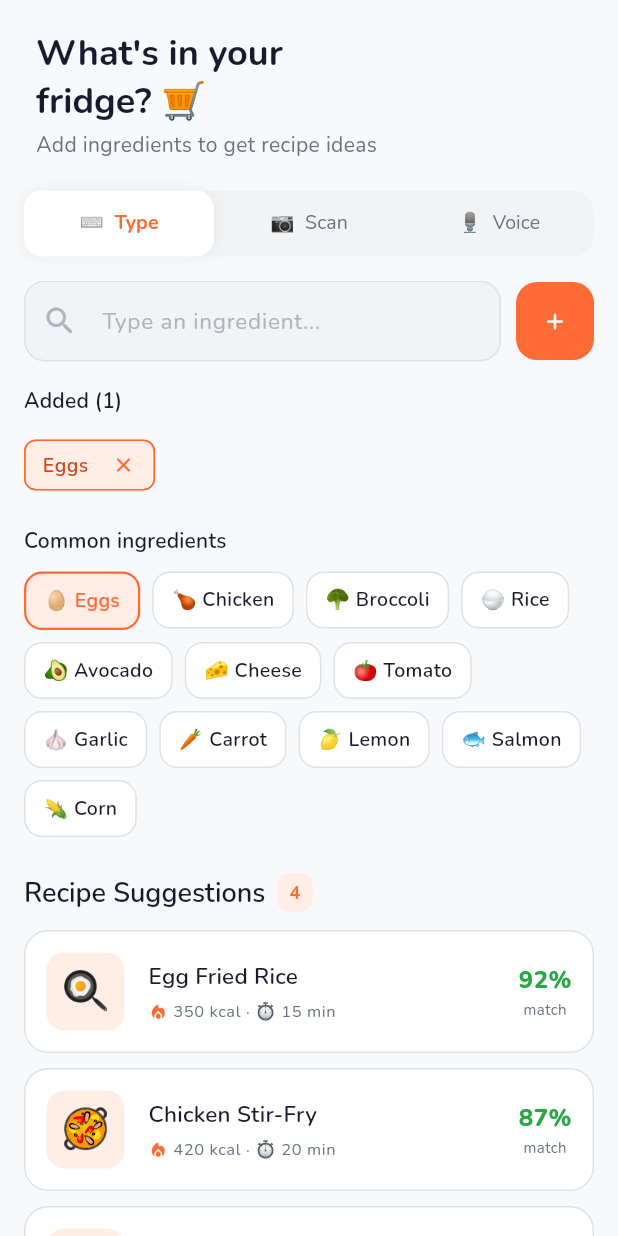
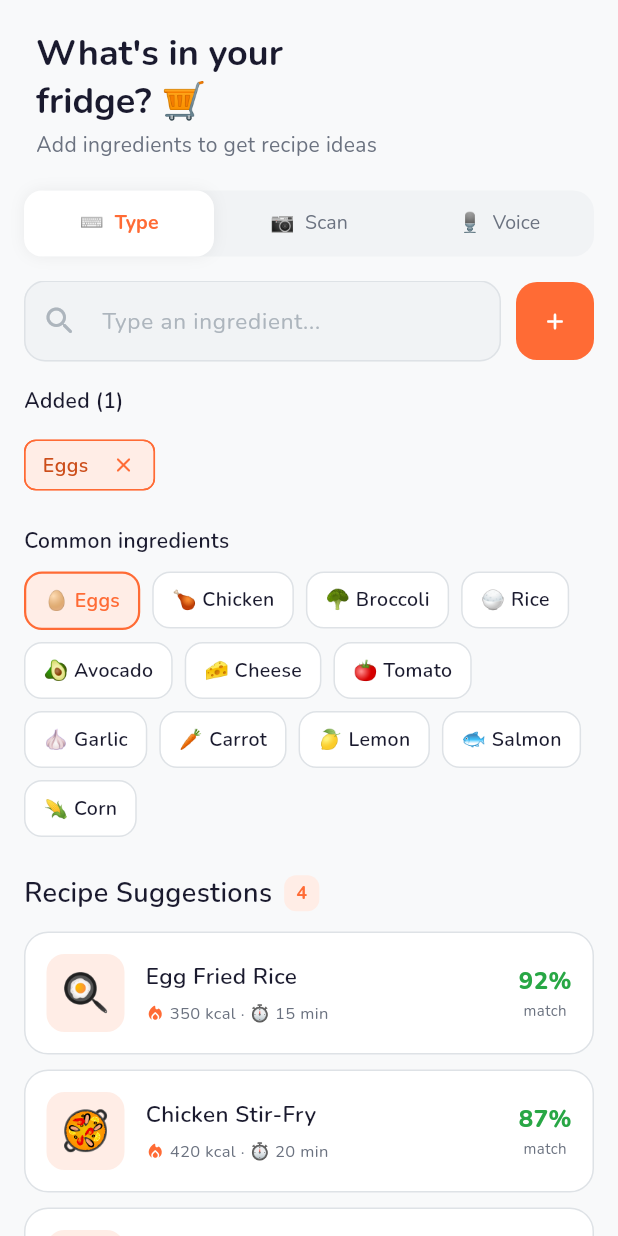
Before and after one commit to tside07/Cravvy-Cooking-App, a Flutter app: the SearchScreen screen opened directly, after a tap on "🥚 Eggs", on a phone screen of 412 x 824 dp. Run offline on Flutter 3.47's test engine with Material 3 defaults, Android fonts, the phone set to English and light mode, and no system bars; our stand-ins replace cached_network_image, equatable, flutter_svg, gap, go_router, responsive_framework and 2 more; network calls fail.

Commit message:
optimize: refactor all module widgets by using core design system

```diff
--- a/lib/modules/search/widgets/recipe_suggestion_tile_widget.dart
+++ b/lib/modules/search/widgets/recipe_suggestion_tile_widget.dart
@@ -10,11 +10,11 @@ class RecipeSuggestionTileWidget extends StatelessWidget {
   Widget build(BuildContext context) {
     final (name, cal, time, emoji, match) = recipe;
     return Container(
-      margin: AppPad.b10,
-      padding: AppPad.a14,
+      margin: const EdgeInsets.only(bottom: 10),
+      padding: const EdgeInsets.all(14),
       decoration: BoxDecoration(
         color: AppColors.surface,
-        borderRadius: AppBorderRadius.a16,
+        borderRadius: BorderRadius.circular(16),
         border: Border.all(color: AppColors.border),
       ),
       child: Row(
@@ -24,19 +24,26 @@ class RecipeSuggestionTileWidget extends StatelessWidget {
             height: 52,
             decoration: BoxDecoration(
               color: AppColors.primaryLight,
-              borderRadius: AppBorderRadius.a12,
+              borderRadius: BorderRadius.circular(12),
             ),
             child: Center(
               child: Text(emoji, style: const TextStyle(fontSize: 26)),
             ),
           ),
-          AppGap.w16,
+          const SizedBox(width: 14),
           Expanded(
             child: Column(
               crossAxisAlignment: CrossAxisAlignment.start,
               children: [
-                Text(name, style: Theme.of(context).textTheme.titleMedium),
-                AppGap.h4,
+                Text(
+                  name,
+                  style: AppTextStyles.s16.copyWith(
+                    fontSize: 15,
+                    fontWeight: FontWeight.w600,
+                    color: AppColors.textPrimary,
+                  ),
+                ),
+                const SizedBox(height: 4),
                 Row(
                   children: [
                     const Icon(
@@ -46,9 +53,9 @@ class RecipeSuggestionTileWidget extends StatelessWidget {
                     ),
                     Text(
                       ' $cal · ⏱ $time',
-                      style: Theme.of(context).textTheme.bodySmall?.copyWith(
+                      style: AppTextStyles.s12.copyWith(
+                        fontSize: 11,
                         color: AppColors.textSecondary,
-                        fontSize: 11,
                       ),
                     ),
                   ],
@@ -60,17 +67,14 @@ class RecipeSuggestionTileWidget extends StatelessWidget {
             children: [
               Text(
                 '$match%',
-                style: const TextStyle(
-                  fontFamily: 'Nunito',
-                  fontSize: 16,
+                style: AppTextStyles.s16.copyWith(
                   fontWeight: FontWeight.w800,
                   color: AppColors.success,
                 ),
               ),
-              const Text(
+              Text(
                 'match',
-                style: TextStyle(
-                  fontFamily: 'Nunito',
+                style: AppTextStyles.s12.copyWith(
                   fontSize: 10,
                   color: AppColors.textSecondary,
                 ),
--- a/lib/modules/search/widgets/type_tab.dart
+++ b/lib/modules/search/widgets/type_tab.dart
@@ -23,22 +23,22 @@ class TypeTab extends StatelessWidget {
   @override
   Widget build(BuildContext context) {
     return SingleChildScrollView(
-      padding: AppPad.h16,
+      padding: const EdgeInsets.symmetric(horizontal: 16),
       child: Column(
         crossAxisAlignment: CrossAxisAlignment.start,
         children: [
           IngredientInputBarWidget(controller: controller, onAdd: onAdd),
-          AppGap.h16,
+          const SizedBox(height: 16),
 
-          // Added chips
           if (addedIngredients.isNotEmpty) ...[
             Text(
               'Added (${addedIngredients.length})',
-              style: Theme.of(
-                context,
-              ).textTheme.titleMedium?.copyWith(fontSize: 14),
+              style: AppTextStyles.s14.copyWith(
+                fontWeight: FontWeight.w600,
+                color: AppColors.textPrimary,
+              ),
             ),
-            AppGap.h8,
+            const SizedBox(height: 8),
             Wrap(
               spacing: 8,
               runSpacing: 8,
@@ -46,8 +46,7 @@ class TypeTab extends StatelessWidget {
                   .map(
                     (item) => Chip(
                       label: Text(item),
-                      labelStyle: const TextStyle(
-                        fontFamily: 'Nunito',
+                      labelStyle: AppTextStyles.s14.copyWith(
                         fontSize: 13,
                         fontWeight: FontWeight.w600,
                         color: AppColors.primaryDark,
@@ -63,22 +62,22 @@ class TypeTab extends StatelessWidget {
                         color: AppColors.primary,
                       ),
                       onDeleted: () => onRemove(item),
-                      padding: AppPad.h4,
+                      padding: const EdgeInsets.symmetric(horizontal: 4),
                     ),
                   )
                   .toList(),
             ),
-            AppGap.h16,
+            const SizedBox(height: 16),
           ],
 
-          // Common ingredients
           Text(
             'Common ingredients',
-            style: Theme.of(
-              context,
-            ).textTheme.titleMedium?.copyWith(fontSize: 14),
+            style: AppTextStyles.s14.copyWith(
+              fontWeight: FontWeight.w600,
+              color: AppColors.textPrimary,
+            ),
           ),
-          AppGap.h10,
+          const SizedBox(height: 10),
           Wrap(
             spacing: 8,
             runSpacing: 8,
@@ -91,10 +90,13 @@ class TypeTab extends StatelessWidget {
                 onTap: () => onAdd(item),
                 child: AnimatedContainer(
                   duration: const Duration(milliseconds: 200),
-                  padding: AppPad.h12v8,
+                  padding: const EdgeInsets.symmetric(
+                    horizontal: 12,
+                    vertical: 8,
+                  ),
                   decoration: BoxDecoration(
                     color: isAdded ? AppColors.primaryLight : AppColors.surface,
-                    borderRadius: AppBorderRadius.a12,
+                    borderRadius: BorderRadius.circular(12),
                     border: Border.all(
                       color: isAdded ? AppColors.primary : AppColors.border,
                       width: isAdded ? 1.5 : 1,
@@ -102,8 +104,7 @@ class TypeTab extends StatelessWidget {
                   ),
                   child: Text(
                     item,
-                    style: TextStyle(
-                      fontFamily: 'Nunito',
+                    style: AppTextStyles.s14.copyWith(
                       fontSize: 13,
                       fontWeight: FontWeight.w600,
                       color: isAdded
@@ -116,27 +117,30 @@ class TypeTab extends StatelessWidget {
             }).toList(),
           ),
 
-          // Recipe suggestions
           if (addedIngredients.isNotEmpty) ...[
-            AppGap.h24,
+            const SizedBox(height: 24),
             Row(
               children: [
                 Text(
                   'Recipe Suggestions',
-                  style: Theme.of(context).textTheme.headlineSmall,
+                  style: AppTextStyles.s18.copyWith(
+                    fontWeight: FontWeight.w600,
+                    color: AppColors.textPrimary,
+                  ),
                 ),
-                AppGap.w8,
+                const SizedBox(width: 8),
                 Container(
-                  padding: AppPad.h8v4,
+                  padding: const EdgeInsets.symmetric(
+                    horizontal: 8,
+                    vertical: 3,
+                  ),
                   decoration: BoxDecoration(
                     color: AppColors.primaryLight,
-                    borderRadius: AppBorderRadius.a8,
+                    borderRadius: BorderRadius.circular(8),
                   ),
                   child: Text(
                     '${suggestedRecipes.length}',
-                    style: const TextStyle(
-                      fontFamily: 'Nunito',
-                      fontSize: 12,
+                    style: AppTextStyles.s12.copyWith(
                       fontWeight: FontWeight.w700,
                       color: AppColors.primary,
                     ),
@@ -144,12 +148,12 @@ class TypeTab extends StatelessWidget {
                 ),
               ],
             ),
-            AppGap.h12,
+            const SizedBox(height: 12),
             ...suggestedRecipes.map(
               (r) => RecipeSuggestionTileWidget(recipe: r),
             ),
           ],
-          AppGap.h80,
+          const SizedBox(height: 80),
         ],
       ),
     );
```
Also changed, not shown: lib/modules/meal_plan/screens/meal_swap_sheet.dart (+47 -63 lines), lib/modules/meal_plan/widgets/calorie_summary_widget.dart (+29 -46 lines), lib/modules/meal_plan/widgets/week_strip_widget.dart (+9 -16 lines), lib/modules/onboarding/screens/onboarding_screen.dart (+2 -11 lines), lib/modules/onboarding/widgets/diet_chip_widget.dart (+7 -6 lines), lib/modules/onboarding/widgets/goal_card_widget.dart (+12 -9 lines), lib/modules/onboarding/widgets/slide_page_widget.dart (+10 -7 lines), lib/modules/onboarding/widgets/summary_row_widget.dart (+12 -3 lines), lib/modules/splash/screens/splash_screen.dart (+5 -13 lines).
